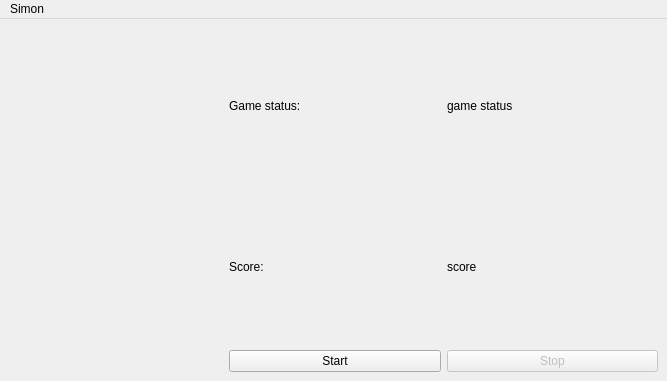
Rajesh-Sec-Project/simon, file host/simon_gui/gamewindow.ui: the form before one commit.
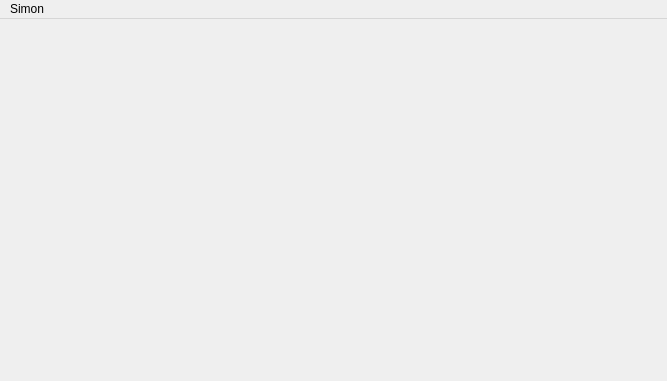
The form after the commit. Custom widgets are drawn as their Qt base class.

What changed in the file:
```diff
--- a/host/simon_gui/gamewindow.ui
+++ b/host/simon_gui/gamewindow.ui
@@ -15,61 +15,11 @@
   </property>
   <widget class="QWidget" name="centralwidget">
    <layout class="QGridLayout" name="gridLayout_3">
-    <item row="0" column="1" rowspan="2">
-     <widget class="GamePad" name="gamepad" native="true"/>
-    </item>
-    <item row="1" column="2" colspan="2">
-     <layout class="QGridLayout" name="gridLayout">
-      <item row="0" column="0">
-       <widget class="QPushButton" name="startPauseButton">
-        <property name="text">
-         <string>Start</string>
-        </property>
-       </widget>
-      </item>
-      <item row="0" column="1">
-       <widget class="QPushButton" name="stopButton">
-        <property name="enabled">
-         <bool>false</bool>
-        </property>
-        <property name="text">
-         <string>Stop</string>
-        </property>
-       </widget>
-      </item>
-     </layout>
-    </item>
-    <item row="0" column="2" colspan="2">
-     <layout class="QGridLayout" name="gridLayout_2">
-      <item row="0" column="0">
-       <widget class="QLabel" name="label">
-        <property name="text">
-         <string>Game status:</string>
-        </property>
-       </widget>
-      </item>
-      <item row="1" column="0">
-       <widget class="QLabel" name="label_2">
-        <property name="text">
-         <string>Score:</string>
-        </property>
-       </widget>
-      </item>
-      <item row="0" column="1">
-       <widget class="QLabel" name="status">
-        <property name="text">
-         <string>game status</string>
-        </property>
-       </widget>
-      </item>
-      <item row="1" column="1">
-       <widget class="QLabel" name="score">
-        <property name="text">
-         <string>score</string>
-        </property>
-       </widget>
-      </item>
-     </layout>
+    <item row="0" column="0">
+     <widget class="QStackedWidget" name="stackedWidget">
+      <widget class="QWidget" name="page"/>
+      <widget class="QWidget" name="page_2"/>
+     </widget>
     </item>
    </layout>
   </widget>
@@ -90,14 +40,6 @@
    <addaction name="menuAwesome_GUI_Client"/>
   </widget>
  </widget>
- <customwidgets>
-  <customwidget>
-   <class>GamePad</class>
-   <extends>QWidget</extends>
-   <header>gamepad.h</header>
-   <container>1</container>
-  </customwidget>
- </customwidgets>
  <resources/>
  <connections/>
 </ui>
```
